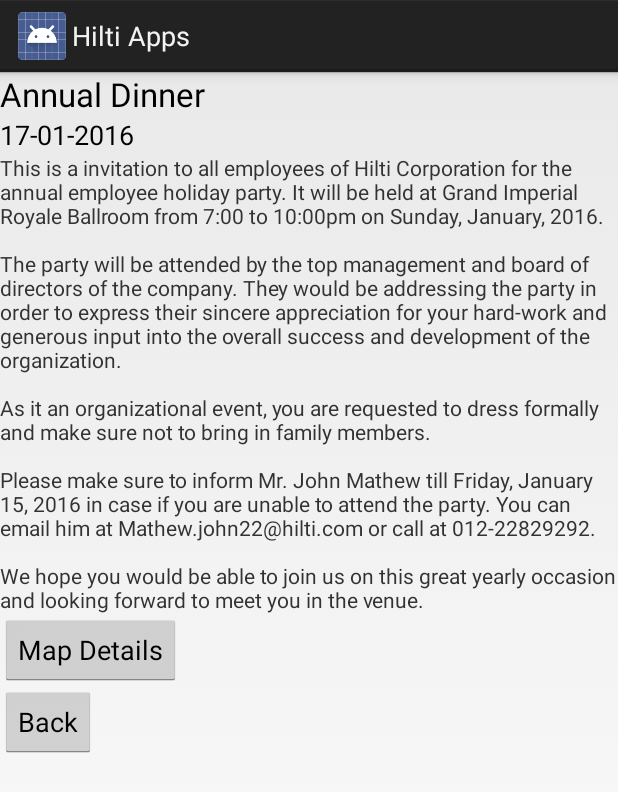
After one commit to Jaylim94/HiltiApp, an Android app: the fragment dinner_Fragment shown on its own in the app's theme, on a phone screen of 412 x 824 dp. The commit adds this screen. Shown: the top 792 px of the screen. Run offline under Robolectric (Android 15) with nearby library versions, the phone set to English and light mode, and no system bars.

Commit message:
that's all

```diff
--- a/app/src/main/java/tarc/jaylim/hilti/LoginActivity.java
+++ b/app/src/main/java/tarc/jaylim/hilti/LoginActivity.java
@@ -25,6 +25,7 @@ import android.widget.ArrayAdapter;
 import android.widget.AutoCompleteTextView;
 import android.widget.Button;
 import android.widget.EditText;
+import android.widget.ImageView;
 import android.widget.TextView;
 import android.widget.Toast;
 
@@ -37,6 +38,7 @@ import java.util.List;
  */
 public class LoginActivity extends Activity implements LoaderCallbacks<Cursor> {
 
+    private ImageView mImageView;
     /**
      * A dummy authentication store containing known user names and passwords.
      * TODO: remove after connecting to a real authentication system.
@@ -59,6 +61,8 @@ public class LoginActivity extends Activity implements LoaderCallbacks<Cursor> {
         setContentView(R.layout.activity_login);
         // Set up the login form.
         mEmailView = (AutoCompleteTextView) findViewById(R.id.email);
+        mImageView = (ImageView) findViewById(R.id.imageViewHiltiLogo);
+        mImageView.setImageResource(R.drawable.hiltilogo);
         populateAutoComplete();
 
         mPasswordView = (EditText) findViewById(R.id.password);
--- a/app/src/main/java/tarc/jaylim/hilti/MyActivity.java
+++ b/app/src/main/java/tarc/jaylim/hilti/MyActivity.java
@@ -53,6 +53,9 @@ public class MyActivity extends Activity implements NavigationDrawerFragment.Nav
                 objFragment = new menu2_Fragment();
                 break;
             case 2:
+                objFragment = new upcomingEvent_Fragment();
+                break;
+            case 3:
                 objFragment = new menu3_Fragment();
                 break;
         }
@@ -70,6 +73,9 @@ public class MyActivity extends Activity implements NavigationDrawerFragment.Nav
                 mTitle = getString(R.string.title_section2);
                 break;
             case 3:
+                mTitle = getString(R.string.title_upcomingEvent);
+                break;
+            case 4:
                 mTitle = getString(R.string.title_section3);
                 break;
         }
--- a/app/src/main/java/tarc/jaylim/hilti/NavigationDrawerFragment.java
+++ b/app/src/main/java/tarc/jaylim/hilti/NavigationDrawerFragment.java
@@ -104,6 +104,7 @@ public class NavigationDrawerFragment extends Fragment {
                 new String[]{
                         getString(R.string.title_section1),
                         getString(R.string.title_section2),
+                        getString(R.string.title_upcomingEvent),
                         getString(R.string.title_section3),
                 }));
         mDrawerListView.setItemChecked(mCurrentSelectedPosition, true);
--- /dev/null
+++ b/app/src/main/java/tarc/jaylim/hilti/dinner_Fragment.java
@@ -0,0 +1,70 @@
+package tarc.jaylim.hilti;
+
+import android.app.Fragment;
+import android.app.FragmentManager;
+import android.content.Intent;
+import android.net.Uri;
+import android.os.Bundle;
+import android.support.annotation.Nullable;
+import android.view.LayoutInflater;
+import android.view.View;
+import android.view.ViewGroup;
+import android.widget.Button;
+import android.widget.TextView;
+
+/**
+ * Created by Jaylim on 17/12/2015.
+ */
+public class dinner_Fragment extends Fragment {
+    View rootview;
+
+    @Nullable
+    @Override
+    public View onCreateView(LayoutInflater inflater, ViewGroup container, Bundle savedInstanceState) {
+        rootview = inflater.inflate(R.layout.event_fragment_layout, container, false);
+
+        TextView textViewTitle = (TextView) rootview.findViewById(R.id.textViewEventTitle);
+        TextView textViewDate = (TextView) rootview.findViewById(R.id.textViewDate);
+        TextView textViewDetails = (TextView) rootview.findViewById(R.id.textViewDetails);
+
+        textViewTitle.setText("Annual Dinner ");
+        textViewDate.setText("17-01-2016");
+        textViewDetails.setText("This is a invitation to all employees of Hilti Corporation for the annual employee holiday party. It will be held at Grand Imperial Royale Ballroom from 7:00 to 10:00pm on Sunday, January, 2016.\n" +
+                "\n" +
+                "The party will be attended by the top management and board of directors of the company. They would be addressing the party in order to express their sincere appreciation for your hard-work and generous input into the overall success and development of the organization. \n" +
+                "\n" +
+                "As it an organizational event, you are requested to dress formally and make sure not to bring in family members.\n" +
+                "\n" +
+                "Please make sure to inform Mr. John Mathew till Friday, January 15, 2016 in case if you are unable to attend the party. You can email him at Mathew.john22@hilti.com or call at 012-22829292.\n" +
+                "\n" +
+                "We hope you would be able to join us on this great yearly occasion and looking forward to meet you in the venue.");
+
+
+        Button buttonNav = (Button) rootview.findViewById(R.id.buttonNav);
+        buttonNav.setOnClickListener(new View.OnClickListener() {
+            @Override
+            public void onClick(View view) {
+                double latitude, longtitude;
+
+                latitude = 3.070341;
+                longtitude = 101.609567;
+                String uriString = "geo:" + latitude + "," + longtitude +
+                        "?q=" + latitude + "," + longtitude; //Adding a mark
+                Uri uri = Uri.parse(uriString);
+                Intent intent = new Intent(Intent.ACTION_VIEW, uri);
+                startActivity(intent);
+            }
+        });
+
+        Button buttonBack = (Button) rootview.findViewById(R.id.buttonBack);
+        buttonBack.setOnClickListener(new View.OnClickListener() {
+            @Override
+            public void onClick(View view) {
+                FragmentManager fragmentManager = getFragmentManager();
+                fragmentManager.beginTransaction().replace(R.id.container, new upcomingEvent_Fragment()).commit();
+            }
+        });
+
+        return rootview;
+    }
+}
--- a/app/src/main/res/layout/activity_login.xml
+++ b/app/src/main/res/layout/activity_login.xml
@@ -8,6 +8,11 @@
     tools:context="tarc.jaylim.hilti.LoginActivity">
 
     <!-- Login progress -->
+    <ImageView
+        android:layout_width="wrap_content"
+        android:layout_height="wrap_content"
+        android:id="@+id/imageViewHiltiLogo" />
+
     <ProgressBar android:id="@+id/login_progress" style="?android:attr/progressBarStyleLarge"
         android:layout_width="wrap_content" android:layout_height="wrap_content"
         android:layout_marginBottom="8dp" android:visibility="gone" />
--- /dev/null
+++ b/app/src/main/res/layout/event_fragment_layout.xml
@@ -0,0 +1,39 @@
+<?xml version="1.0" encoding="utf-8"?>
+<LinearLayout xmlns:android="http://schemas.android.com/apk/res/android"
+    android:orientation="vertical"
+    android:layout_width="match_parent"
+    android:layout_height="match_parent">
+
+    <TextView
+        android:layout_width="wrap_content"
+        android:layout_height="wrap_content"
+        android:textAppearance="?android:attr/textAppearanceLarge"
+        android:text="Large Text"
+        android:id="@+id/textViewEventTitle" />
+
+    <TextView
+        android:layout_width="wrap_content"
+        android:layout_height="wrap_content"
+        android:textAppearance="?android:attr/textAppearanceMedium"
+        android:text="Medium Text"
+        android:id="@+id/textViewDate" />
+
+    <TextView
+        android:layout_width="wrap_content"
+        android:layout_height="wrap_content"
+        android:text="New Text"
+        android:id="@+id/textViewDetails" />
+
+    <Button
+        android:layout_width="wrap_content"
+        android:layout_height="wrap_content"
+        android:text="Map Details"
+        android:id="@+id/buttonNav" />
+
+    <Button
+        android:layout_width="wrap_content"
+        android:layout_height="wrap_content"
+        android:text="Back"
+        android:id="@+id/buttonBack" />
+
+</LinearLayout>
--- a/app/src/main/res/values/strings.xml
+++ b/app/src/main/res/values/strings.xml
@@ -5,6 +5,7 @@
     <string name="title_section1">News And Events</string>
     <string name="title_section2">Locate Us</string>
     <string name="title_section3">Log Out</string>
+    <string name="title_upcomingEvent">Upcoming Event</string>
     <string name="navigation_drawer_open">Open navigation drawer</string>
     <string name="navigation_drawer_close">Close navigation drawer</string>
 
```
Also changed, not shown: app/src/main/java/tarc/jaylim/hilti/meeting_Fragment.java (added, +72 -0 lines), app/src/main/java/tarc/jaylim/hilti/upcomingEvent_Fragment.java (added, +105 -0 lines), app/src/main/res/layout/upcoming_event_layout.xml (added, +11 -0 lines), app/src/main/res/drawable-hdpi/hiltilogo.jpg (added).
